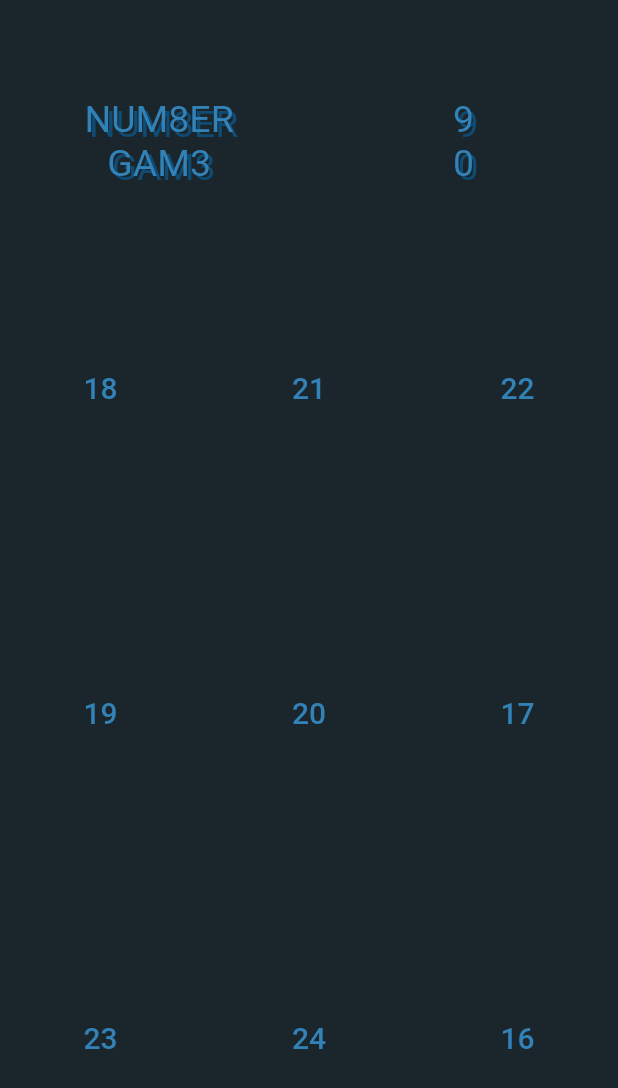
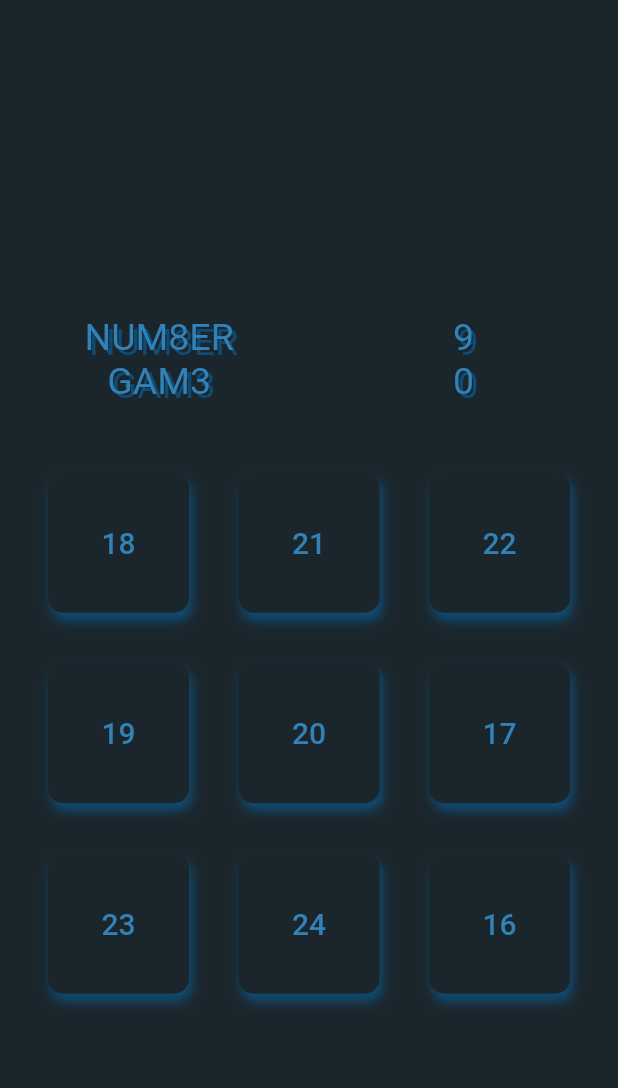
Before and after one commit to Shahryar-Pirooz/Num8erGam3, a Flutter app: the CountinkPage screen opened directly, on a phone screen of 412 x 824 dp. Shown: the top 1088 px of the screen. Run offline on Flutter 3.47's test engine with Material 2 defaults, Android fonts, the phone set to English and light mode, and no system bars; our stand-ins replace google_fonts, responsive_builder.

Commit message:
fixed size and GameButtons

```diff
--- a/lib/pages/CountinkPage.dart
+++ b/lib/pages/CountinkPage.dart
@@ -23,6 +23,8 @@ class _CountinkPageState extends State<CountinkPage> {
   int correctsCounter;
   int score;
   int _start = 10;
+  double width;
+  double height;
   Timer _timer;
 
   @override
@@ -47,13 +49,14 @@ class _CountinkPageState extends State<CountinkPage> {
     score = 0;
     correctsCounter = 0;
     startTimer();
+    super.initState();
   }
 
   @override
   Widget build(BuildContext context) {
     widgetsList = [];
-    final double width = MediaQuery.of(context).size.width;
-    final double height = MediaQuery.of(context).size.height;
+    width = MediaQuery.of(context).size.width;
+    height = MediaQuery.of(context).size.height;
 
     return ResponsiveBuilder(
       builder: (context, sizingInformation) {
@@ -71,9 +74,10 @@ class _CountinkPageState extends State<CountinkPage> {
     return Scaffold(
       body: SafeArea(
         child: Column(
+          mainAxisAlignment: MainAxisAlignment.center,
           children: [
             Flexible(
-              flex: 1,
+              flex: 2,
               child: Container(
                 margin: EdgeInsets.only(top: 65, bottom: 30),
                 child: Row(
@@ -100,8 +104,8 @@ class _CountinkPageState extends State<CountinkPage> {
                 ),
               ),
             ),
-            Expanded(
-                flex: 3,
+            Flexible(
+                flex: 4,
                 child: Builder(
                   builder: (context) {
                     for (var map in numberList) {
@@ -118,16 +122,12 @@ class _CountinkPageState extends State<CountinkPage> {
                               isPressed: isCorrect,
                               onPress: () {
                                 setState(() {
-                                  if (correctsCounter == 8) {
-                                    score++;
-                                    countinkPageDialog(context, true,
-                                        height: height, width: width);
-                                  } else {
+                                  if (correctsCounter == 8)
+                                    countinkPageDialog(context, "You're won");
                                   map[firstNumber] = true;
                                   firstNumber++;
                                   score++;
                                   correctsCounter++;
-                                  }
                                 });
                               },
                             ),
@@ -145,15 +145,17 @@ class _CountinkPageState extends State<CountinkPage> {
                         }
                       }
                     }
-                    final double itemHeight = height / 3.8;
-                    final double itemWidth = width / 3;
-                    return GridView.count(
+                    return SizedBox(
+                      height: width - 32,
+                      width: width - 32,
+                      child: GridView.count(
                         shrinkWrap: false,
-                      childAspectRatio: (itemWidth / itemHeight),
-                      mainAxisSpacing: 5,
-                      crossAxisSpacing: 5,
+                        childAspectRatio: 1,
+                        mainAxisSpacing: 1,
+                        crossAxisSpacing: 1,
                         crossAxisCount: 3,
                         children: List.of(widgetsList),
+                      ),
                     );
                   },
                 ))
@@ -223,8 +225,8 @@ class _CountinkPageState extends State<CountinkPage> {
                                       setState(() {
                                         if (correctsCounter == 8) {
                                           score++;
-                                          countinkPageDialog(context, true,
-                                              height: height, width: width);
+                                          countinkPageDialog(
+                                              context, "You're won");
                                         } else {
                                           map[firstNumber] = true;
                                           firstNumber++;
@@ -295,7 +297,7 @@ class _CountinkPageState extends State<CountinkPage> {
         () {
           if (_start < 1) {
             timer.cancel();
-            countinkPageDialog(context, false);
+            countinkPageDialog(context, "Times up");
           } else {
             _start = _start - 1;
           }
@@ -304,12 +306,10 @@ class _CountinkPageState extends State<CountinkPage> {
     );
   }
 
-  void countinkPageDialog(context, bool isWin,
-      {double height = double.infinity, double width = double.infinity}) {
+  void countinkPageDialog(context, String message) {
     final double dialogHeight = height / 2;
     final double dialogWidth = width / 2;
     Dialog _dialog;
-    if (isWin) {
     _start = 100;
     _dialog = Dialog(
       backgroundColor: Colors.transparent,
@@ -324,7 +324,7 @@ class _CountinkPageState extends State<CountinkPage> {
               mainAxisAlignment: MainAxisAlignment.center,
               crossAxisAlignment: CrossAxisAlignment.center,
               children: [
-                  headerText("You're won\nYour Score : $score ", size: 40),
+                headerText("$message\nYour Score : $score ", size: 40),
                 Spacer(),
                 customButton(
                     text: "Ok",
@@ -336,34 +336,6 @@ class _CountinkPageState extends State<CountinkPage> {
         ),
       ),
     );
-    } else {
-      _dialog = Dialog(
-        backgroundColor: Colors.transparent,
-        child: Container(
-          padding: EdgeInsets.all(16),
-          height: dialogHeight,
-          width: dialogWidth,
-          decoration: BoxDecoration(
-              borderRadius: BorderRadius.circular(15), color: MyColors.red),
-          child: Center(
-            child: Column(
-                mainAxisAlignment: MainAxisAlignment.center,
-                crossAxisAlignment: CrossAxisAlignment.center,
-                children: [
-                  headerText("Timeout .... !\nYour Score : $score ", size: 40),
-                  Spacer(),
-                  customButton(
-                      text: "Ok",
-                      onPress: () {
-                        Navigator.pop(context);
-                        Navigator.pop(context);
-                      })
-                ]),
-          ),
-        ),
-      );
-    }
-
     showDialog(context: context, builder: (context) => _dialog);
   }
 
--- a/lib/src/widgets.dart
+++ b/lib/src/widgets.dart
@@ -44,11 +44,14 @@ Widget gameButton(
     Color splashColor = Colors.transparent,
     Color color,
     bool isPressed = false}) {
-  Color btnColor = isPressed ? color : Colors.transparent;
+  Color btnColor = isPressed ? color : MyColors.black;
 
   return Container(
     margin: EdgeInsets.all(16),
     decoration: BoxDecoration(
+      boxShadow: [
+        BoxShadow(blurRadius: 5, color: MyColors.blueDark, offset: Offset(2, 5))
+      ],
       borderRadius: BorderRadius.all(Radius.circular(10)),
       color: btnColor,
     ),
```
Lines whose indentation alone changed are shown as unchanged.
